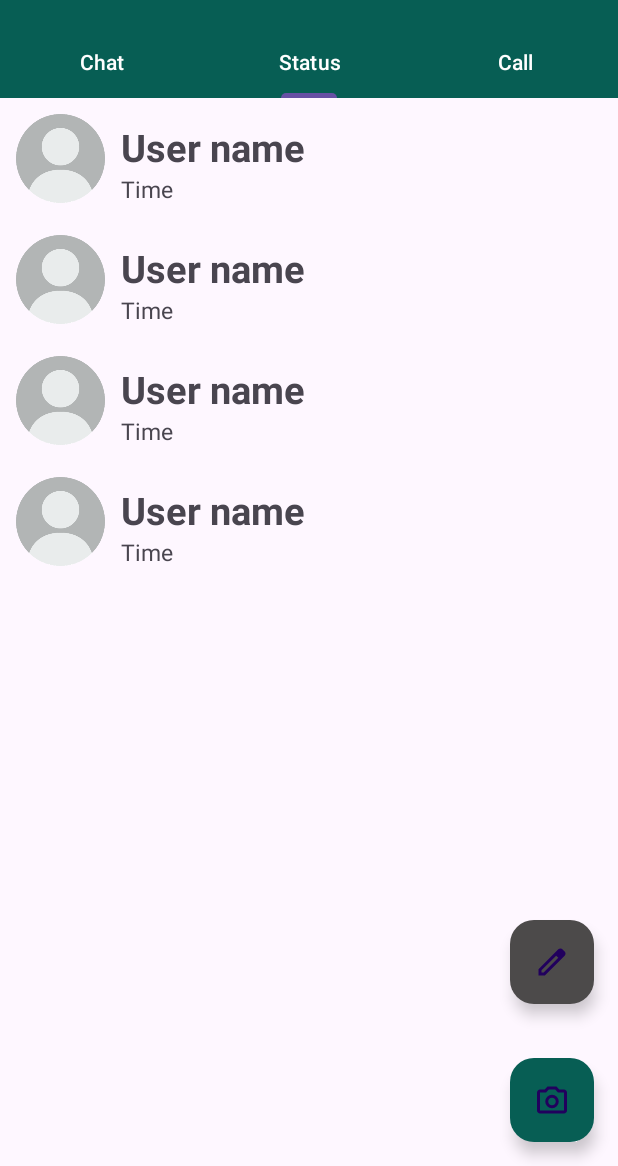
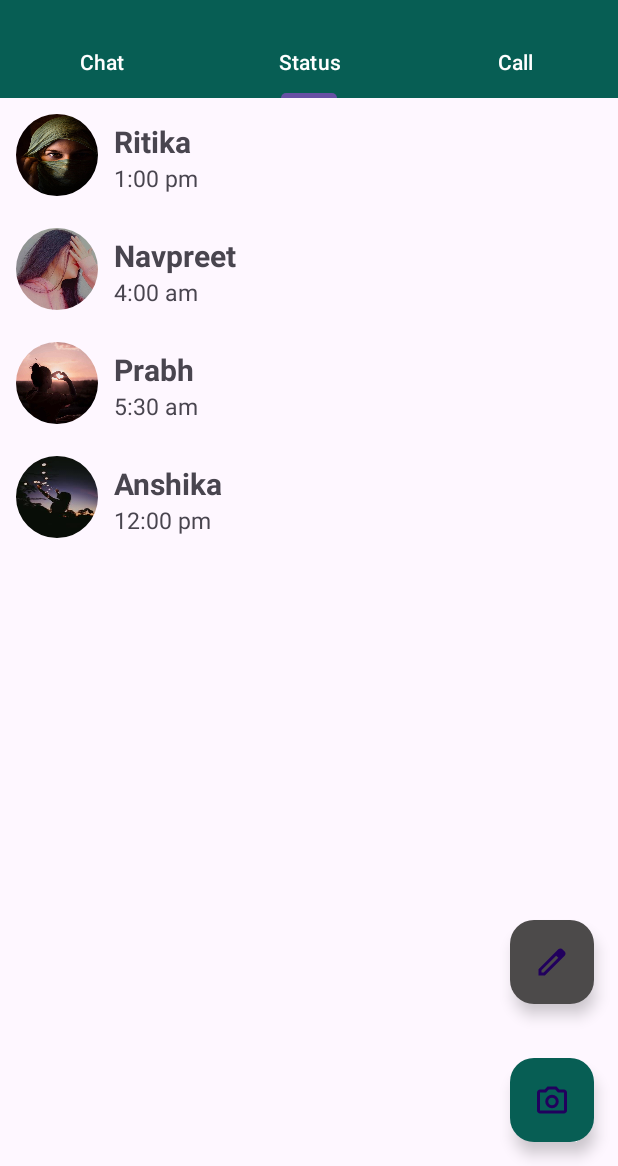
Before and after one commit to drishti2281/Whatsapp-Project, an Android app: the screen it shows after launch (MainActivity), tab 2 chosen, on a phone screen of 412 x 824 dp, the part 70-1236 px from its top. Run offline under Robolectric (Android 15) with nearby library versions, the phone set to English and light mode, and no system bars.

Commit message:
layout changes

```diff
--- a/app/src/main/java/com/example/whatsappproject/CallAdapter.kt
+++ b/app/src/main/java/com/example/whatsappproject/CallAdapter.kt
@@ -1,8 +1,10 @@
 package com.example.whatsappproject
 
+import android.util.Log
 import android.view.LayoutInflater
 import android.view.View
 import android.view.ViewGroup
+import android.widget.ImageView
 import android.widget.TextView
 import androidx.recyclerview.widget.RecyclerView
 
@@ -15,10 +17,11 @@ class CallAdapter (var calls : List<CallClass>) : RecyclerView.Adapter<CallAdapt
         return CallViewHolder(view)
     }
 
-    override fun onBindViewHolder(holder: CallAdapter.CallViewHolder, position: Int) {
-        holder.apply {
-
-        }
+    override fun onBindViewHolder(holder: CallViewHolder, position: Int) {
+       // Log.e("TAG", " calls[position].userName ${calls[position].userName}")
+         holder.userName.setText(calls[position].userName)
+        holder.callTime. setText(calls[position].Time)
+        holder.image.setImageResource(calls[position].image)
     }
 
     override fun getItemCount(): Int {
@@ -26,7 +29,8 @@ class CallAdapter (var calls : List<CallClass>) : RecyclerView.Adapter<CallAdapt
     }
 
     class CallViewHolder(view : View) : RecyclerView.ViewHolder(view){
-        val userName= view.findViewById<TextView>(R.id.tvuserName)
+        val userName= view.findViewById<TextView>(R.id.tvUserName)
         val callTime = view.findViewById<TextView>(R.id.tvcallTime)
+        val image = view.findViewById<ImageView>(R.id.ivShapeview)
     }
 }
--- a/app/src/main/java/com/example/whatsappproject/CallClass.kt
+++ b/app/src/main/java/com/example/whatsappproject/CallClass.kt
@@ -1,3 +1,3 @@
 package com.example.whatsappproject
 
-data class CallClass (var userName : String,var Time : String)
+data class CallClass (var image : Int,var userName : String,var Time : String)
--- a/app/src/main/java/com/example/whatsappproject/CallFragment.kt
+++ b/app/src/main/java/com/example/whatsappproject/CallFragment.kt
@@ -46,10 +46,10 @@ class CallFragment : Fragment() {
         //Returns an empty new MutableList.
         val calls : MutableList<CallClass> = mutableListOf()
         //Returns a new MutableList with the given elements.
-        calls.add(CallClass("Ritika","01:00"))
-        calls.add(CallClass("Navpreet","02:30"))
-        calls.add(CallClass("Prabh","05:00"))
-        calls.add(CallClass("Anshika","06:30"))
+        calls.add(CallClass(R.drawable.img_1,"Ritika","1:00 am"))
+        calls.add(CallClass(R.drawable.img_3,"Navpreet","2:30 pm"))
+        calls.add(CallClass(R.drawable.img_4,"Prabh","5:00 pm"))
+        calls.add(CallClass(R.drawable.img_5,"Anshika","6:30 am"))
         binding.rvRecyclerview3.adapter = CallAdapter(calls)
         binding.rvRecyclerview3.layoutManager = LinearLayoutManager(requireContext())
     }
--- a/app/src/main/java/com/example/whatsappproject/ChatAdapter.kt
+++ b/app/src/main/java/com/example/whatsappproject/ChatAdapter.kt
@@ -3,6 +3,7 @@ package com.example.whatsappproject
 import android.view.LayoutInflater
 import android.view.View
 import android.view.ViewGroup
+import android.widget.ImageView
 import android.widget.TextView
 import androidx.recyclerview.widget.RecyclerView
 
@@ -15,8 +16,10 @@ class ChatAdapter (var chats : List<ChatsClass>) : RecyclerView.Adapter<ChatAdap
     }
 
     override fun onBindViewHolder(holder: ChatViewHolder, position: Int) {
-        holder.apply {
-        }
+        holder.userName.setText(chats[position].userName)
+        holder.chatMsg.setText(chats[position].chatMsg)
+        holder.image.setImageResource(chats[position].image)
+        holder.time.setText(chats[position].Time)
     }
 
     override fun getItemCount(): Int {
@@ -24,7 +27,9 @@ class ChatAdapter (var chats : List<ChatsClass>) : RecyclerView.Adapter<ChatAdap
     }
 
     class ChatViewHolder(view : View) : RecyclerView.ViewHolder(view){
-        val userName= view.findViewById<TextView>(R.id.tvuserName)
+        val userName= view.findViewById<TextView>(R.id.tvUserName)
         val chatMsg= view.findViewById<TextView>(R.id.tvchatMsg)
+        val image = view.findViewById<ImageView>(R.id.ivImageview)
+        val time =view.findViewById<TextView>(R.id.tvTime)
     }
 }
--- a/app/src/main/java/com/example/whatsappproject/ChatFragment.kt
+++ b/app/src/main/java/com/example/whatsappproject/ChatFragment.kt
@@ -46,10 +46,10 @@ class ChatFragment : Fragment() {
         //Returns an empty new MutableList.
         val chats : MutableList<ChatsClass> = mutableListOf()
         //Returns a new MutableList with the given elements.
-        chats.add(ChatsClass("Ritika","Hello ji"))
-        chats.add(ChatsClass("Navpreet","Hi"))
-        chats.add(ChatsClass("Prabh","Happy"))
-        chats.add(ChatsClass("Anshika","Hnji"))
+        chats.add(ChatsClass(R.drawable.img_1,"Ritika","Hello ji","1:00 am"))
+        chats.add(ChatsClass(R.drawable.img_3,"Navpreet","Hi","8:57 pm"))
+        chats.add(ChatsClass(R.drawable.img_4,"Prabh","Happy","10:00 am"))
+        chats.add(ChatsClass(R.drawable.img_5,"Anshika","Hnji","6:30 pm"))
         binding.rvRecyclerview1.adapter = ChatAdapter(chats)
         binding.rvRecyclerview1.layoutManager = LinearLayoutManager(requireContext())
     }
--- a/app/src/main/java/com/example/whatsappproject/ChatsClass.kt
+++ b/app/src/main/java/com/example/whatsappproject/ChatsClass.kt
@@ -1,3 +1,3 @@
 package com.example.whatsappproject
 
-data class ChatsClass(var userName:String, var chatMsg:String)
+data class ChatsClass( var image : Int,var userName:String, var chatMsg:String, var Time:String)
--- a/app/src/main/java/com/example/whatsappproject/StatusAdapter.kt
+++ b/app/src/main/java/com/example/whatsappproject/StatusAdapter.kt
@@ -3,6 +3,7 @@ package com.example.whatsappproject
 import android.view.LayoutInflater
 import android.view.View
 import android.view.ViewGroup
+import android.widget.ImageView
 import android.widget.TextView
 import androidx.recyclerview.widget.RecyclerView
 
@@ -16,7 +17,9 @@ class StatusAdapter (var status : List<StatusClass>) : RecyclerView.Adapter<Stat
     }
 
     override fun onBindViewHolder(holder: StatusAdapter.StatusViewHolder, position: Int) {
-        holder.apply {  }
+        holder.userName.setText(status[position].userName)
+        holder.callTime.setText(status[position].Time)
+        holder.image.setImageResource(status[position].image)
 
     }
 
@@ -26,6 +29,7 @@ class StatusAdapter (var status : List<StatusClass>) : RecyclerView.Adapter<Stat
 
     class StatusViewHolder(view : View) : RecyclerView.ViewHolder(view){
         val userName= view.findViewById<TextView>(R.id.tvuserName)
-        val callTime = view.findViewById<TextView>(R.id.tvcallTime)
+        val callTime = view.findViewById<TextView>(R.id.tvTime)
+        val image =view.findViewById<ImageView>(R.id.ivImage)
     }
 }
--- a/app/src/main/java/com/example/whatsappproject/StatusClass.kt
+++ b/app/src/main/java/com/example/whatsappproject/StatusClass.kt
@@ -1,3 +1,3 @@
 package com.example.whatsappproject
 
-data class StatusClass(var userName : String,var Time :String)
+data class StatusClass(var image: Int,var userName : String,var Time :String)
--- a/app/src/main/java/com/example/whatsappproject/StatusFragment.kt
+++ b/app/src/main/java/com/example/whatsappproject/StatusFragment.kt
@@ -46,10 +46,10 @@ class StatusFragment : Fragment() {
         //Returns an empty new MutableList.
         val Status : MutableList<StatusClass> = mutableListOf()
         //Returns a new MutableList with the given elements.
-        Status.add(StatusClass("Ritika","01:00 PM"))
-        Status.add(StatusClass("Navpreet","04:00 AM"))
-        Status.add(StatusClass("Prabh","05:30 AM"))
-        Status.add(StatusClass("Anshika","12:00 AM"))
+        Status.add(StatusClass(R.drawable.img_1,"Ritika","1:00 pm"))
+        Status.add(StatusClass(R.drawable.img_3,"Navpreet","4:00 am"))
+        Status.add(StatusClass(R.drawable.img_4,"Prabh","5:30 am"))
+        Status.add(StatusClass(R.drawable.img_5,"Anshika","12:00 pm"))
         binding.rvRecyclerview2.adapter = StatusAdapter(Status)
         binding.rvRecyclerview2.layoutManager = LinearLayoutManager(requireContext())
 
--- a/app/src/main/res/layout/status_item.xml
+++ b/app/src/main/res/layout/status_item.xml
@@ -7,28 +7,29 @@
     android:layout_marginHorizontal="5dp"
     android:layout_marginVertical="5dp">
 
-    <ImageView
+    <com.google.android.material.imageview.ShapeableImageView
         android:id="@+id/ivImage"
-        android:layout_width="70dp"
-        android:layout_height="70dp"
+        android:layout_width="65dp"
+        android:layout_height="65dp"
+        android:scaleType="fitXY"
         android:padding="5dp"
         android:src="@drawable/img"
         app:layout_constraintStart_toStartOf="parent"
-        app:layout_constraintTop_toTopOf="parent" />
+        app:layout_constraintTop_toTopOf="parent"
+        app:shapeAppearanceOverlay="@style/Circle" />
 
     <LinearLayout
         android:layout_width="wrap_content"
         android:layout_height="match_parent"
         android:orientation="vertical"
         app:layout_constraintStart_toEndOf="@id/ivImage">
-
         <TextView
             android:id="@+id/tvuserName"
             android:layout_width="match_parent"
             android:layout_height="wrap_content"
             android:text="@string/User_Name"
             android:layout_marginTop="10dp"
-            android:textSize="25sp"
+            android:textSize="20sp"
             android:layout_marginStart="5dp"
             android:textStyle="bold" />
 
--- a/app/src/main/res/values/themes.xml
+++ b/app/src/main/res/values/themes.xml
@@ -6,4 +6,8 @@
     </style>
 
     <style name="Theme.WhatsappProject" parent="Base.Theme.WhatsappProject" />
+    <style name="Circle">
+        <item name="cornerFamily">rounded</item>
+        <item name="cornerSize">50%</item>
+    </style>
 </resources>
```
Also changed, not shown: app/src/main/java/com/example/whatsappproject/MainActivity.kt (+3 -7 lines), app/src/main/res/layout/call_item.xml (+15 -12 lines), app/src/main/res/layout/chats_item.xml (+20 -5 lines), app/src/main/res/drawable/img_1.png (added), app/src/main/res/drawable/img_3.png (added), app/src/main/res/drawable/img_4.png (added), app/src/main/res/drawable/img_5.png (added).
